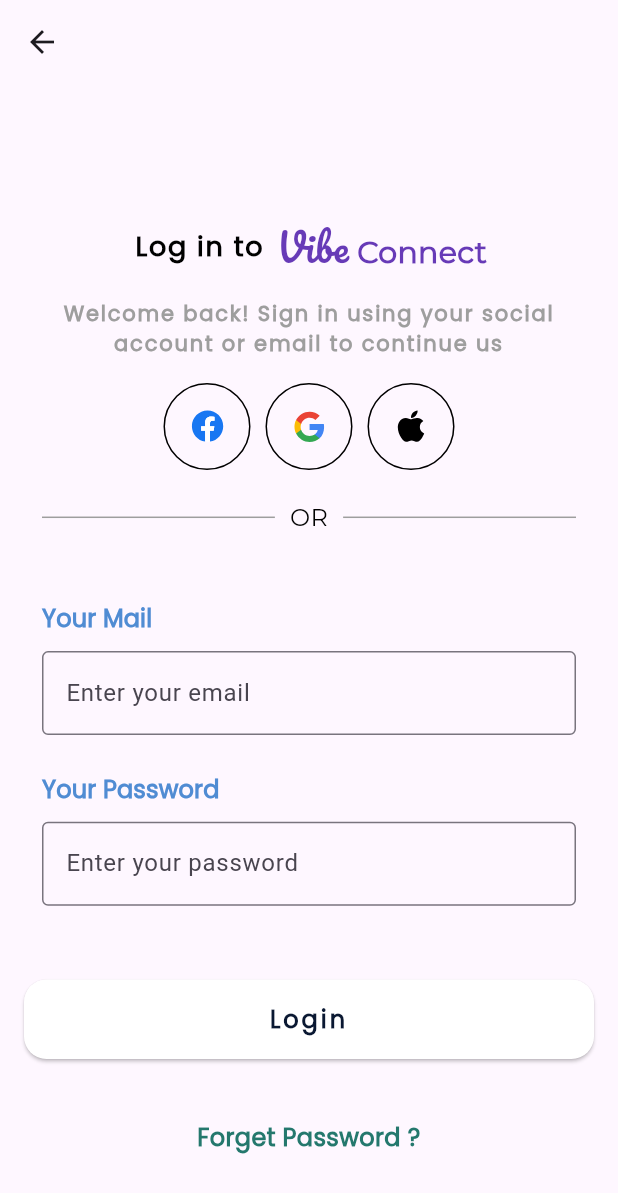
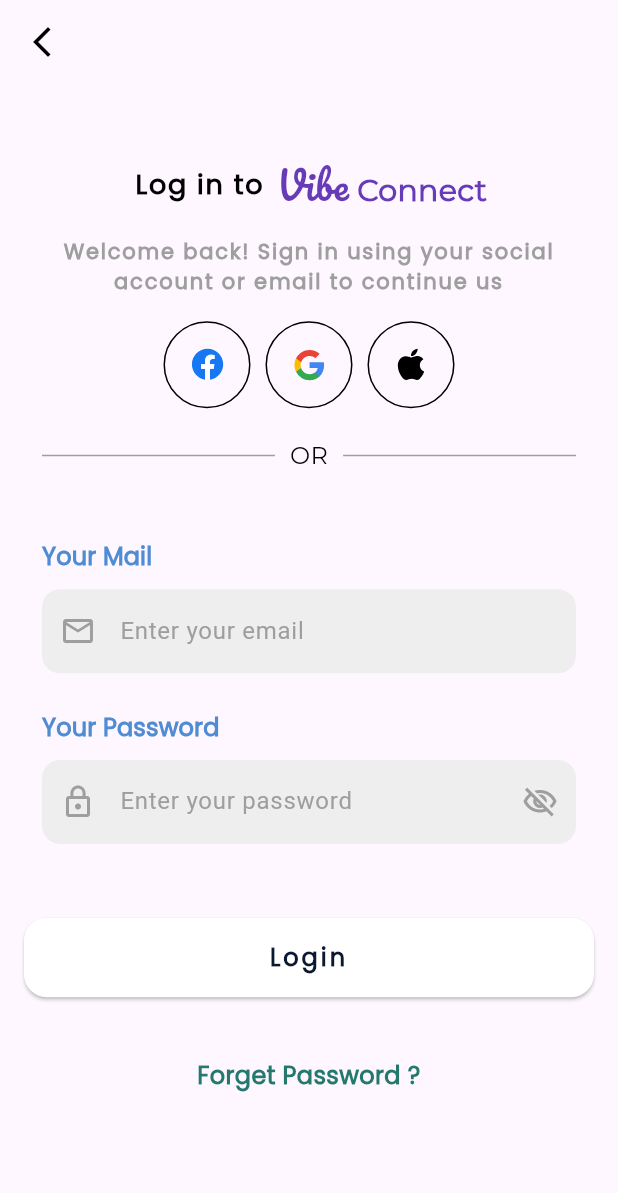
Before and after one commit to cybersleuth0/Vibe-Connect, a Flutter app: the screen it shows after launch, after a tap on "Sign Up With Mail", on a phone screen of 412 x 824 dp. Shown: the top 1193 px of the screen. Run offline on Flutter 3.47's test engine with Material 3 defaults, Android fonts, the phone set to English and light mode, and no system bars; drawn by our look-alikes of flutter_animate; our stand-ins replace flutter_svg.

Commit message:
feat: Enhance UI and add animations to Onboarding and Sign In screens
This commit introduces significant UI improvements and animations to the Onboarding and Sign In screens, enhancing the user experience and visual appeal.

Key changes include:

- **Global Theme Updates (`main.dart`):**
    - A default `ThemeData` is established, enabling `useMaterial3`.
    - A global `AppBarTheme` is configured with `SystemUiOverlayStyle` to ensure dark status bar icons by default.

- **Onboarding Screen (`onboarding.dart`):**
    - The status bar icons are now set to `light` to contrast with the dark background.
    - Added subtle fade-in and slide-up animations for the "Sign Up With Mail" button and the "Existing account? Log in" text.

- **Sign In Screen (`SignIn.dart`):**
    - **UI Redesign:**
        - The `AppBar` is now transparent with a custom back button.
        - The status bar icons are explicitly set to `dark`.
        - Text fields for email and password have been redesigned with background color, icons (`email`, `lock`, `visibility_off`), rounded corners, and a green focus border.
        - Added `obscureText` to the password field for security.
    - **Animations:**
        - The entire screen content now animates on load.
        - The header, welcome text, social login buttons, input fields, and login button each have distinct slide, fade, or scale animations for a dynamic entry effect.
    - **Layout Adjustments:**
        - Reduced vertical spacing to better accommodate various screen sizes.

```diff
--- a/lib/Screens/SignIn.dart
+++ b/lib/Screens/SignIn.dart
@@ -1,4 +1,5 @@
 import 'package:flutter/material.dart';
+import 'package:flutter/services.dart';
 import 'package:flutter_animate/flutter_animate.dart';
 import 'package:flutter_svg/svg.dart';
 
@@ -9,7 +10,22 @@ class SignInPage extends StatelessWidget {
   Widget build(BuildContext context) {
     return Scaffold(
       resizeToAvoidBottomInset: true,
-      appBar: AppBar(),
+      appBar: AppBar(
+        systemOverlayStyle: SystemUiOverlayStyle(
+          statusBarIconBrightness: Brightness.dark, // For Android (dark icons)
+          statusBarBrightness: Brightness.light, // For iOS (dark icons)
+        ),
+        backgroundColor: Colors.transparent,
+        elevation: 0,
+        automaticallyImplyLeading: false,
+        leading: IconButton(
+          icon: Icon(Icons.arrow_back_ios_new, color: Colors.black),
+          onPressed: () {
+            // Navigate back to the previous screen
+            Navigator.of(context).pop();
+          },
+        ),
+      ),
       body: Padding(
         padding: const EdgeInsets.all(8.0),
         child: SingleChildScrollView(
@@ -18,7 +34,7 @@ class SignInPage extends StatelessWidget {
             crossAxisAlignment: CrossAxisAlignment.stretch,
             children: [
               //Login In to vibeConnect
-              SizedBox(height: MediaQuery.of(context).size.height * 0.10),
+              SizedBox(height: MediaQuery.of(context).size.height * 0.05),
               Row(
                 mainAxisAlignment: MainAxisAlignment.center,
                 children: [
@@ -60,7 +76,7 @@ class SignInPage extends StatelessWidget {
                     ).animate().fadeIn(duration: 500.ms),
                   ),
                 ],
-              ),
+              ).animate().slideX(duration: 500.ms, begin: -1),
               SizedBox(height: MediaQuery.of(context).size.height * 0.02),
               //Welcome Text
               Text(
@@ -73,7 +89,7 @@ class SignInPage extends StatelessWidget {
                   fontFamily: 'Poppins',
                   letterSpacing: 1.2,
                 ),
-              ),
+              ).animate().fade(duration: 600.ms, delay: 200.ms),
               SizedBox(height: MediaQuery.of(context).size.height * 0.02),
               //icons for login
               Row(
@@ -94,7 +110,7 @@ class SignInPage extends StatelessWidget {
                         ),
                       ),
                     ),
-                  ),
+                  ).animate().scale(duration: 400.ms, delay: 300.ms),
                   SizedBox(width: 10),
                   Container(
                     decoration: BoxDecoration(
@@ -111,7 +127,7 @@ class SignInPage extends StatelessWidget {
                         ),
                       ),
                     ),
-                  ),
+                  ).animate().scale(duration: 400.ms, delay: 400.ms),
                   SizedBox(width: 10),
                   Container(
                     decoration: BoxDecoration(
@@ -129,10 +145,10 @@ class SignInPage extends StatelessWidget {
                         ),
                       ),
                     ),
-                  ),
+                  ).animate().scale(duration: 400.ms, delay: 500.ms),
                 ],
               ),
-              //or horizontal line
+              // horizontal line
               Padding(
                 padding: EdgeInsets.all(20),
                 child: Row(
@@ -180,16 +196,26 @@ class SignInPage extends StatelessWidget {
                       onTapOutside: (_) =>
                           FocusManager.instance.primaryFocus?.unfocus(),
                       decoration: InputDecoration(
+                        prefixIcon: Icon(Icons.email_outlined, color: Colors.grey),
                         hintText: "Enter your email",
+                        hintStyle: TextStyle(color: Colors.grey.shade500),
+                        filled: true,
+                        fillColor: Colors.grey.shade200,
                         border: OutlineInputBorder(
-                          borderSide: BorderSide(color: Colors.grey, width: 1),
+                          borderRadius: BorderRadius.circular(12.0),
+                          borderSide: BorderSide.none,
+                        ),
+                        focusedBorder: OutlineInputBorder(
+                          borderRadius: BorderRadius.circular(12.0),
+                          borderSide: BorderSide(
+                              color: Colors.green, width: 2),
                         ),
                       ),
                       keyboardType: TextInputType.emailAddress,
                     ),
                   ],
                 ),
-              ),
+              ).animate().slideX(duration: 500.ms, begin: -1, delay: 600.ms),
               SizedBox(height: MediaQuery.of(context).size.height * 0.03),
               //textbox with password
               Padding(
@@ -211,17 +237,29 @@ class SignInPage extends StatelessWidget {
                     TextField(
                       onTapOutside: (_) =>
                           FocusManager.instance.primaryFocus?.unfocus(),
+                      obscureText: true,
                       decoration: InputDecoration(
+                        prefixIcon: Icon(Icons.lock_outline, color: Colors.grey),
                         hintText: "Enter your password",
+                        hintStyle: TextStyle(color: Colors.grey.shade500),
+                        filled: true,
+                        fillColor: Colors.grey.shade200,
                         border: OutlineInputBorder(
-                          borderSide: BorderSide(color: Colors.grey, width: 1),
+                          borderRadius: BorderRadius.circular(12.0),
+                          borderSide: BorderSide.none,
                         ),
+                        focusedBorder: OutlineInputBorder(
+                          borderRadius: BorderRadius.circular(12.0),
+                          borderSide: BorderSide(color: Colors.green, width: 2),
+                        ),
+                        suffixIcon:
+                            Icon(Icons.visibility_off_outlined, color: Colors.grey),
                       ),
                       keyboardType: TextInputType.emailAddress,
                     ),
                   ],
                 ),
-              ),
+              ).animate().slideX(duration: 500.ms, begin: 1, delay: 700.ms),
               SizedBox(height: MediaQuery.of(context).size.height * 0.05),
               Padding(
                 padding: const EdgeInsets.all(8.0),
@@ -246,7 +284,7 @@ class SignInPage extends StatelessWidget {
                     ),
                   ),
                 ),
-              ),
+              ).animate().slideY(duration: 500.ms, begin: 1, delay: 800.ms),
               SizedBox(height: MediaQuery.of(context).size.height * 0.04),
               //forget password,
               SafeArea(
@@ -260,7 +298,7 @@ class SignInPage extends StatelessWidget {
                     fontFamily: 'Poppins',
                   ),
                 ),
-              ),
+              ).animate().fade(duration: 500.ms, delay: 900.ms),
             ],
           ),
         ),
--- a/lib/Screens/onboarding.dart
+++ b/lib/Screens/onboarding.dart
@@ -1,5 +1,6 @@
 import 'package:chat_app/utils/AppConstants/appconstants.dart';
 import 'package:flutter/material.dart';
+import 'package:flutter/services.dart';
 import 'package:flutter_animate/flutter_animate.dart';
 import 'package:flutter_svg/flutter_svg.dart';
 
@@ -22,6 +23,10 @@ class OnBoardingPage extends StatelessWidget {
         appBar: PreferredSize(
           preferredSize: Size.fromHeight(kToolbarHeight),
           child: AppBar(
+            systemOverlayStyle: SystemUiOverlayStyle(
+              statusBarIconBrightness: Brightness.light, // For Android (dark icons)
+              statusBarBrightness: Brightness.light,
+            ),
             backgroundColor: Colors.transparent,
             elevation: 0,
             centerTitle: true,
@@ -66,8 +71,7 @@ class OnBoardingPage extends StatelessWidget {
               Padding(
                 padding: const EdgeInsets.symmetric(horizontal: 20),
                 child: FittedBox(
-                  fit:
-                      BoxFit.contain, // Ensures the text fits within the bounds
+                  fit: BoxFit.contain, // Ensures the text fits within the bounds
                   child: Text(
                     "Connect friends\neasily & quickly",
                     textAlign: TextAlign.center,
@@ -160,9 +164,7 @@ class OnBoardingPage extends StatelessWidget {
                 padding: EdgeInsets.all(20),
                 child: Row(
                   children: [
-                    const Expanded(
-                      child: Divider(color: Colors.grey, thickness: 1),
-                    ),
+                    const Expanded(child: Divider(color: Colors.grey, thickness: 1)),
                     Padding(
                       padding: const EdgeInsets.symmetric(horizontal: 10),
                       child: Text(
@@ -175,9 +177,7 @@ class OnBoardingPage extends StatelessWidget {
                         ),
                       ),
                     ),
-                    const Expanded(
-                      child: Divider(color: Colors.grey, thickness: 1),
-                    ),
+                    const Expanded(child: Divider(color: Colors.grey, thickness: 1)),
                   ],
                 ),
               ),
@@ -187,10 +187,7 @@ class OnBoardingPage extends StatelessWidget {
                 padding: const EdgeInsets.all(8.0),
                 child: ElevatedButton(
                   style: ElevatedButton.styleFrom(
-                    padding: EdgeInsets.symmetric(
-                      horizontal: 100,
-                      vertical: 15,
-                    ),
+                    padding: EdgeInsets.symmetric(horizontal: 100, vertical: 15),
                     backgroundColor: Colors.white,
                     shape: RoundedRectangleBorder(
                       borderRadius: BorderRadius.circular(15.0),
@@ -211,7 +208,7 @@ class OnBoardingPage extends StatelessWidget {
                       color: Color(0xff0A1832),
                     ),
                   ),
-                ),
+                ).animate().fade(delay: 500.ms, duration: 400.ms).slideY(begin: 1),
               ),
               SizedBox(height: MediaQuery.of(context).size.height * 0.04),
 
@@ -237,7 +234,7 @@ class OnBoardingPage extends StatelessWidget {
                   ],
                 ),
                 textAlign: TextAlign.center,
-              ),
+              ).animate().fade(delay: 600.ms, duration: 400.ms).slideY(begin: 1),
             ],
           ),
         ),
--- a/lib/main.dart
+++ b/lib/main.dart
@@ -1,5 +1,6 @@
 import 'package:chat_app/utils/AppConstants/appconstants.dart';
 import 'package:flutter/material.dart';
+import 'package:flutter/services.dart';
 
 void main() {
   runApp(
@@ -7,6 +8,17 @@ void main() {
       debugShowCheckedModeBanner: false,
       initialRoute: AppRoutes.ROUTE_SPLASHPAGE,
       routes: AppRoutes.getRoutes(),
+      themeMode: ThemeMode.light,
+      theme: ThemeData(
+        appBarTheme: const AppBarTheme(
+          systemOverlayStyle: SystemUiOverlayStyle(
+            statusBarIconBrightness: Brightness.dark, // For Android (dark icons)
+            statusBarBrightness: Brightness.light, // For iOS (dark icons)
+          ),
+        ),
+        useMaterial3: true,
+        iconTheme: IconThemeData(color: Colors.black),
+      ),
     ),
   );
 }
```
